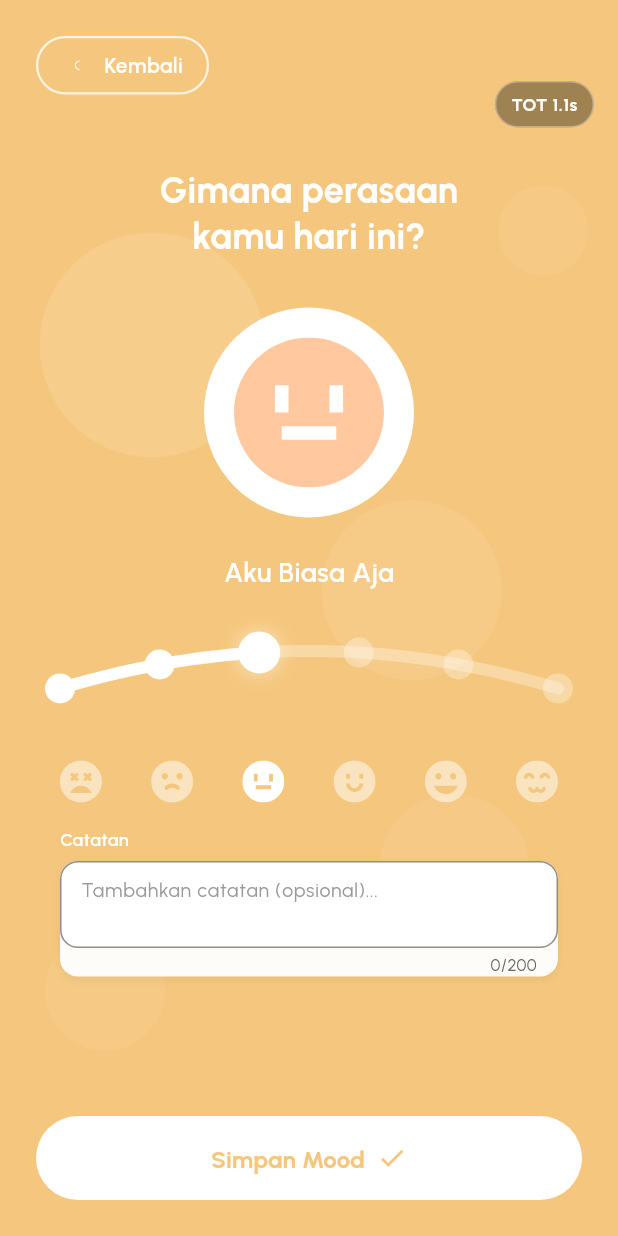
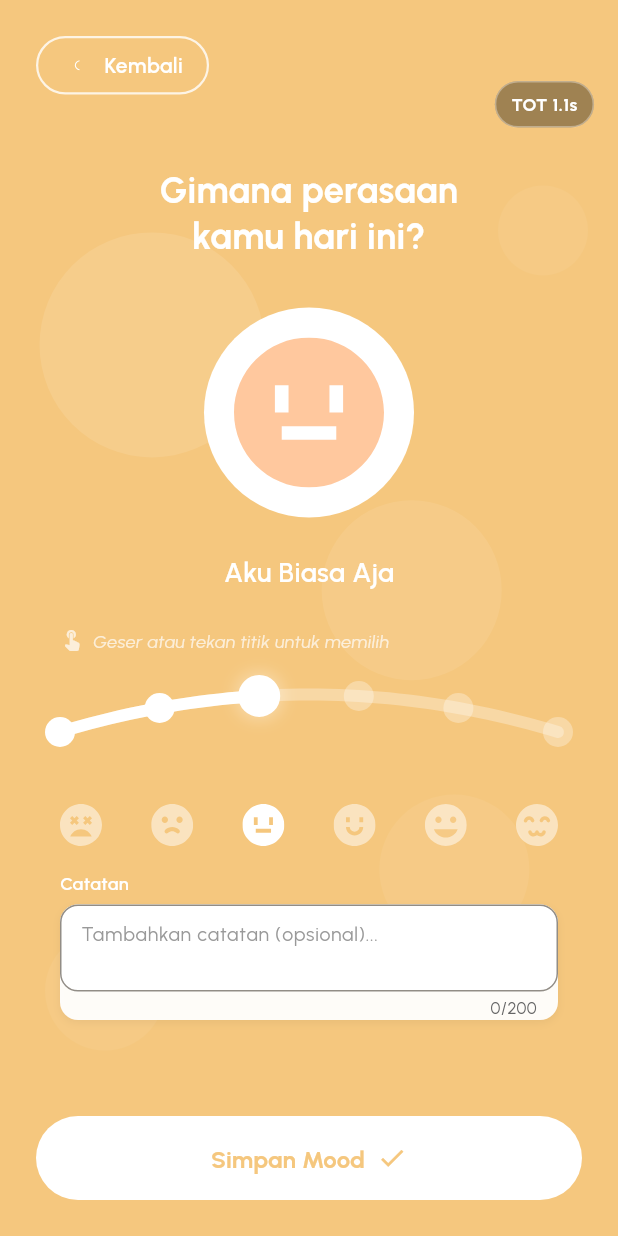
Before and after one commit to ggvndd/mindscape-flutter-ver, a Flutter app: the RushHourModeScreen screen opened by its route, after a tap on "Logging Mood", on a phone screen of 412 x 824 dp. Run offline on Flutter 3.47's test engine with Material 3 defaults, Android fonts, the phone set to English and light mode, and no system bars; our stand-ins replace cloud_firestore, csv, firebase_auth, firebase_core, flutter_local_notifications, flutter_markdown and 7 more; accounts and stored records are empty; generated files the repository leaves out were written again.

Commit message:
feat: adjusted rush hours buttons

```diff
--- a/lib/presentation/screens/rush_hour/rush_hour_mode_screen.dart
+++ b/lib/presentation/screens/rush_hour/rush_hour_mode_screen.dart
@@ -260,9 +260,28 @@ class _RushHourModeScreenState extends State<RushHourModeScreen>
                   const SizedBox(height: 40),
 
                   // ── Action buttons ──────────────────────────────────────
-                  _actionButton(
-                    label: 'Logging Mood',
-                    onTap: _openMoodLogging,
+                  SizedBox(
+                    width: double.infinity,
+                    child: ElevatedButton(
+                      onPressed: _openMoodLogging,
+                      style: ElevatedButton.styleFrom(
+                        backgroundColor: Colors.white,
+                        foregroundColor: const Color(0xFF7A9B58),
+                        padding: const EdgeInsets.symmetric(vertical: 16),
+                        shape: RoundedRectangleBorder(
+                          borderRadius: BorderRadius.circular(40),
+                        ),
+                        elevation: 0,
+                      ),
+                      child: Text(
+                        'Logging Mood',
+                        style: GoogleFonts.urbanist(
+                          fontSize: 16,
+                          fontWeight: FontWeight.w700,
+                          color: const Color(0xFF7A9B58),
+                        ),
+                      ),
+                    ),
                   ),
                   const SizedBox(height: 14),
                   _actionButton(
--- a/lib/presentation/widgets/mood_logging_dialog.dart
+++ b/lib/presentation/widgets/mood_logging_dialog.dart
@@ -774,12 +774,44 @@ class _MoodLoggingDialogState extends State<MoodLoggingDialog>
 
         return Column(
           children: [
+            // Interactive hint
+            Padding(
+              padding: const EdgeInsets.only(bottom: 12),
+              child: Row(
+                children: [
+                  Icon(
+                    Icons.touch_app_rounded,
+                    color: Colors.white.withOpacity(0.7),
+                    size: 16,
+                  ),
+                  const SizedBox(width: 6),
+                  Text(
+                    'Geser atau tekan titik untuk memilih',
+                    style: GoogleFonts.urbanist(
+                      fontSize: 12,
+                      fontStyle: FontStyle.italic,
+                      color: Colors.white.withOpacity(0.7),
+                    ),
+                  ),
+                ],
+              ),
+            ),
+
             // Curved line with dots
             SizedBox(
               height: 80,
-              child: Stack(
-                clipBehavior: Clip.none,
-                children: [
+              child: GestureDetector(
+                onHorizontalDragUpdate: (details) {
+                  final dx = details.localPosition.dx;
+                  final newIndex =
+                      (dx / (totalWidth / (dotCount - 1))).round().clamp(0, dotCount - 1);
+                  if (newIndex != _selectedIndex) {
+                    setState(() => _selectedIndex = newIndex);
+                  }
+                },
+                child: Stack(
+                  clipBehavior: Clip.none,
+                  children: [
                   // Custom painted curved line
                   Positioned.fill(
                     child: CustomPaint(
@@ -835,6 +867,7 @@ class _MoodLoggingDialogState extends State<MoodLoggingDialog>
                   }),
                 ],
               ),
+            ),
             ),
 
             const SizedBox(height: 8),
```
